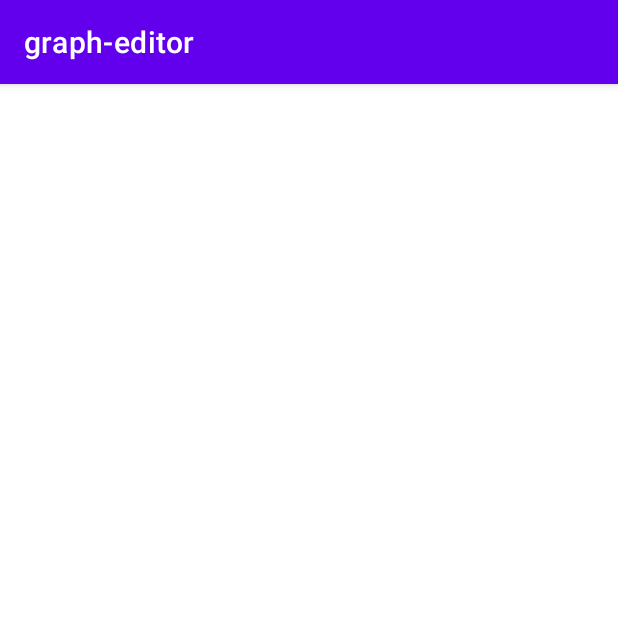
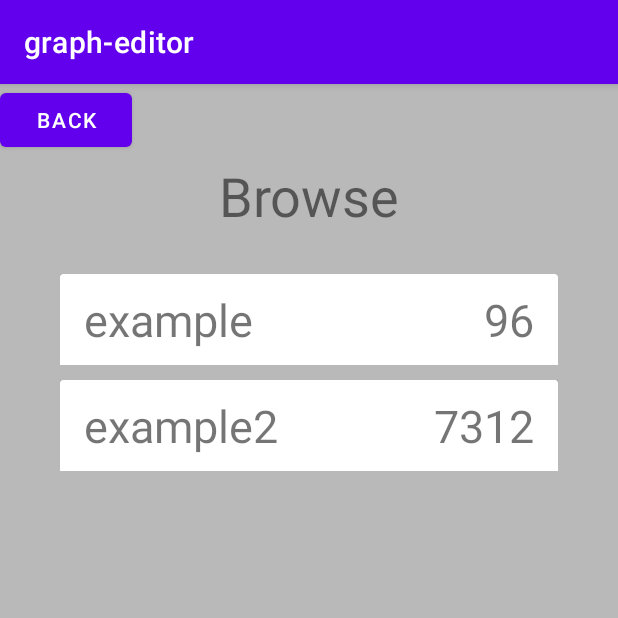
Before and after one commit to senataru/graph-editor-for-android, an Android app: the BrowseActivity screen opened directly, with no data from a screen before it, on a phone screen of 412 x 824 dp, the top half of it. Run offline under Robolectric (Android 15) with nearby library versions, the phone set to English and light mode, and no system bars.

Commit message:
Added browse basic implementation

```diff
--- a/app/src/main/AndroidManifest.xml
+++ b/app/src/main/AndroidManifest.xml
@@ -12,7 +12,7 @@
         android:theme="@style/Theme.Grapheditor"
         tools:ignore="AllowBackup">
         <activity
-            android:name=".BrowseActivity"
+            android:name=".browse.BrowseActivity"
             android:exported="false" />
         <activity
             android:name=".MenuActivity"
--- a/app/src/main/java/com/example/graph_editor/BrowseActivity.java
+++ /dev/null
@@ -1,14 +0,0 @@
-package com.example.graph_editor;
-
-import androidx.appcompat.app.AppCompatActivity;
-
-import android.os.Bundle;
-
-public class BrowseActivity extends AppCompatActivity {
-
-    @Override
-    protected void onCreate(Bundle savedInstanceState) {
-        super.onCreate(savedInstanceState);
-        setContentView(R.layout.activity_browse);
-    }
-}
--- a/app/src/main/java/com/example/graph_editor/MenuActivity.java
+++ b/app/src/main/java/com/example/graph_editor/MenuActivity.java
@@ -4,9 +4,9 @@ import androidx.appcompat.app.AppCompatActivity;
 
 import android.content.Intent;
 import android.os.Bundle;
-import android.util.Log;
-import android.view.View;
 import android.widget.Button;
+
+import com.example.graph_editor.browse.BrowseActivity;
 
 public class MenuActivity extends AppCompatActivity {
 
--- /dev/null
+++ b/app/src/main/java/com/example/graph_editor/browse/BrowseActivity.java
@@ -0,0 +1,34 @@
+package com.example.graph_editor.browse;
+
+import androidx.appcompat.app.AppCompatActivity;
+import androidx.recyclerview.widget.LinearLayoutManager;
+import androidx.recyclerview.widget.RecyclerView;
+
+import android.content.Intent;
+import android.os.Bundle;
+
+import com.example.graph_editor.MenuActivity;
+import com.example.graph_editor.R;
+
+import java.util.Arrays;
+
+public class BrowseActivity extends AppCompatActivity {
+    RecyclerView saved;
+
+    @Override
+    protected void onCreate(Bundle savedInstanceState) {
+        super.onCreate(savedInstanceState);
+        setContentView(R.layout.activity_browse);
+
+        saved = findViewById(R.id.saved);
+        SavedAdapter adapter = new SavedAdapter(this,
+                Arrays.asList(new Save("example", 96), new Save("example2", 7312)));
+        saved.setAdapter(adapter);
+        saved.setLayoutManager(new LinearLayoutManager(this));
+
+        findViewById(R.id.btnBack).setOnClickListener(v -> {
+            startActivity(new Intent(getApplicationContext(), MenuActivity.class));
+            finish();
+        });
+    }
+}
--- /dev/null
+++ b/app/src/main/java/com/example/graph_editor/browse/Save.java
@@ -0,0 +1,11 @@
+package com.example.graph_editor.browse;
+
+public class Save {
+    String name;
+    int graph;
+
+    public Save(String name, int graph) {
+        this.name = name;
+        this.graph = graph;
+    }
+}
--- /dev/null
+++ b/app/src/main/java/com/example/graph_editor/browse/SavedAdapter.java
@@ -0,0 +1,51 @@
+package com.example.graph_editor.browse;
+
+import android.content.Context;
+import android.view.LayoutInflater;
+import android.view.View;
+import android.view.ViewGroup;
+import android.widget.TextView;
+
+import androidx.annotation.NonNull;
+import androidx.recyclerview.widget.RecyclerView;
+
+import com.example.graph_editor.R;
+
+import java.util.List;
+
+public class SavedAdapter extends RecyclerView.Adapter<SavedAdapter.Holder>{
+    Context context;
+    List<Save> data;
+    SavedAdapter(Context context, List<Save> data) {
+        this.context = context;
+        this.data = data;
+    }
+    @NonNull
+    @Override
+    public Holder onCreateViewHolder(@NonNull ViewGroup parent, int viewType) {
+        LayoutInflater inflater = LayoutInflater.from(context);
+        View view = inflater.inflate(R.layout.saved_row, parent, false);
+        return new Holder(view);
+    }
+
+    @Override
+    public void onBindViewHolder(@NonNull Holder holder, int position) {
+        holder.data1Text.setText(data.get(position).name);
+        holder.data2Text.setText(String.valueOf(data.get(position).graph));
+    }
+
+    @Override
+    public int getItemCount() {
+        return data.size();
+    }
+    static class Holder extends RecyclerView.ViewHolder {
+        TextView data1Text;
+        TextView data2Text;
+
+        public Holder(@NonNull View itemView) {
+            super(itemView);
+            data1Text = itemView.findViewById(R.id.data1Text);
+            data2Text = itemView.findViewById(R.id.data2Text);
+        }
+    }
+}
--- a/app/src/main/res/layout/activity_browse.xml
+++ b/app/src/main/res/layout/activity_browse.xml
@@ -1,8 +1,47 @@
 <?xml version="1.0" encoding="utf-8"?>
 <androidx.constraintlayout.widget.ConstraintLayout xmlns:android="http://schemas.android.com/apk/res/android"
+    xmlns:app="http://schemas.android.com/apk/res-auto"
     xmlns:tools="http://schemas.android.com/tools"
     android:layout_width="match_parent"
     android:layout_height="match_parent"
-    tools:context=".BrowseActivity">
+    android:background="@color/main_menu_color"
+    tools:context=".browse.BrowseActivity">
+
+    <Button
+        android:id="@+id/btnClear"
+        android:layout_width="wrap_content"
+        android:layout_height="wrap_content"
+        android:text="@string/clear"
+        android:visibility="gone"
+        app:layout_constraintEnd_toEndOf="parent"
+        app:layout_constraintTop_toTopOf="parent" />
+
+    <Button
+        android:id="@+id/btnBack"
+        android:layout_width="wrap_content"
+        android:layout_height="wrap_content"
+        android:text="@string/back"
+        app:layout_constraintStart_toStartOf="parent"
+        app:layout_constraintTop_toTopOf="parent" />
+
+    <androidx.recyclerview.widget.RecyclerView
+        android:id="@+id/saved"
+        android:layout_width="332dp"
+        android:layout_height="500dp"
+        android:layout_marginTop="28dp"
+        app:layout_constraintEnd_toEndOf="parent"
+        app:layout_constraintStart_toStartOf="parent"
+        app:layout_constraintTop_toBottomOf="@+id/textView4" />
+
+    <TextView
+        android:id="@+id/textView4"
+        android:layout_width="wrap_content"
+        android:layout_height="wrap_content"
+        android:layout_marginTop="50dp"
+        android:text="@string/browse"
+        android:textSize="36sp"
+        app:layout_constraintEnd_toEndOf="parent"
+        app:layout_constraintStart_toStartOf="parent"
+        app:layout_constraintTop_toTopOf="parent" />
 
 </androidx.constraintlayout.widget.ConstraintLayout>
--- /dev/null
+++ b/app/src/main/res/layout/saved_row.xml
@@ -0,0 +1,58 @@
+<?xml version="1.0" encoding="utf-8"?>
+<androidx.constraintlayout.widget.ConstraintLayout xmlns:android="http://schemas.android.com/apk/res/android"
+    xmlns:app="http://schemas.android.com/apk/res-auto"
+    android:layout_width="match_parent"
+    android:layout_height="wrap_content">
+
+    <androidx.cardview.widget.CardView
+        android:layout_width="match_parent"
+        android:layout_height="wrap_content"
+        android:background="@color/main_menu_color"
+
+        app:layout_constraintEnd_toEndOf="parent"
+        app:layout_constraintStart_toStartOf="parent"
+        app:layout_constraintTop_toTopOf="parent">
+
+        <androidx.constraintlayout.widget.ConstraintLayout
+            android:layout_width="match_parent"
+            android:layout_height="match_parent">
+
+            <TextView
+                android:id="@+id/data1Text"
+                android:layout_width="200dp"
+                android:layout_height="wrap_content"
+                android:layout_marginStart="16dp"
+                android:paddingBottom="10dp"
+                android:text="@string/name"
+                android:textSize="30sp"
+                app:layout_constraintBottom_toBottomOf="parent"
+                app:layout_constraintStart_toStartOf="parent"
+                app:layout_constraintTop_toTopOf="parent" />
+
+            <TextView
+                android:id="@+id/data2Text"
+                android:layout_width="wrap_content"
+                android:layout_height="wrap_content"
+                android:layout_marginEnd="16dp"
+                android:paddingBottom="10dp"
+                android:text="@string/graph"
+                android:textSize="30sp"
+                app:layout_constraintBottom_toBottomOf="parent"
+                app:layout_constraintEnd_toEndOf="parent"
+                app:layout_constraintTop_toTopOf="parent" />
+
+            <androidx.constraintlayout.widget.ConstraintLayout
+                android:layout_width="match_parent"
+                android:layout_height="10dp"
+                android:background="@color/main_menu_color"
+                app:layout_constraintBottom_toBottomOf="parent"
+                app:layout_constraintEnd_toEndOf="parent"
+                app:layout_constraintStart_toStartOf="parent"
+                app:layout_constraintTop_toBottomOf="@+id/data1Text">
+
+            </androidx.constraintlayout.widget.ConstraintLayout>
+
+        </androidx.constraintlayout.widget.ConstraintLayout>
+    </androidx.cardview.widget.CardView>
+
+</androidx.constraintlayout.widget.ConstraintLayout>
--- a/app/src/main/res/values/colors.xml
+++ b/app/src/main/res/values/colors.xml
@@ -7,4 +7,5 @@
     <color name="teal_700">#FF018786</color>
     <color name="black">#FF000000</color>
     <color name="white">#FFFFFFFF</color>
+    <color name="main_menu_color">#FFB9B9B9</color>
 </resources>
--- a/app/src/main/res/values/strings.xml
+++ b/app/src/main/res/values/strings.xml
@@ -3,4 +3,8 @@
     <string name="create">Create</string>
     <string name="browse">Browse</string>
     <string name="menuTitle">Graph Editor</string>
+    <string name="clear">Clear</string>
+    <string name="back">Back</string>
+    <string name="name">Name</string>
+    <string name="graph">Graph</string>
 </resources>
```
